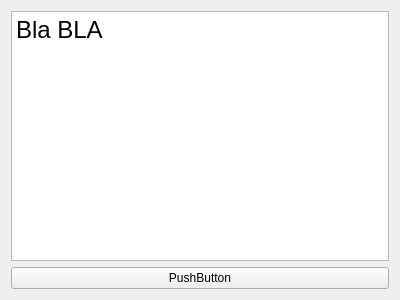
alishkaLala/good, file AnalyzerFoam/infoframe.ui: the form before one commit.
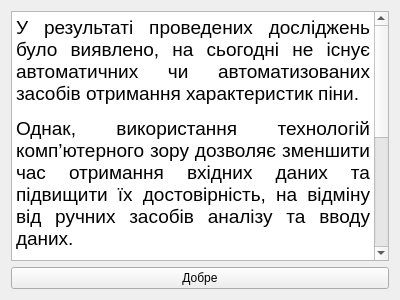
The form after the commit.

What changed in the file:
```diff
--- a/AnalyzerFoam/infoframe.ui
+++ b/AnalyzerFoam/infoframe.ui
@@ -21,14 +21,17 @@
 &lt;html&gt;&lt;head&gt;&lt;meta name=&quot;qrichtext&quot; content=&quot;1&quot; /&gt;&lt;style type=&quot;text/css&quot;&gt;
 p, li { white-space: pre-wrap; }
 &lt;/style&gt;&lt;/head&gt;&lt;body style=&quot; font-family:'MS Shell Dlg 2'; font-size:8.25pt; font-weight:400; font-style:normal;&quot;&gt;
-&lt;p style=&quot; margin-top:0px; margin-bottom:0px; margin-left:0px; margin-right:0px; -qt-block-indent:0; text-indent:0px;&quot;&gt;&lt;span style=&quot; font-size:18pt;&quot;&gt;Bla BLA &lt;/span&gt;&lt;/p&gt;&lt;/body&gt;&lt;/html&gt;</string>
+&lt;p align=&quot;justify&quot; style=&quot; margin-top:12px; margin-bottom:12px; margin-left:0px; margin-right:0px; -qt-block-indent:0; text-indent:0px;&quot;&gt;&lt;span style=&quot; font-size:14pt; color:#000000;&quot;&gt;У результаті проведених досліджень було виявлено, на сьогодні не існує автоматичних чи автоматизованих засобів отримання характеристик піни.&lt;/span&gt;&lt;span style=&quot; font-size:14pt;&quot;&gt; &lt;/span&gt;&lt;/p&gt;
+&lt;p align=&quot;justify&quot; style=&quot; margin-top:12px; margin-bottom:12px; margin-left:0px; margin-right:0px; -qt-block-indent:0; text-indent:0px;&quot;&gt;&lt;span style=&quot; font-size:14pt; color:#000000;&quot;&gt;Однак, використання технологій комп’ютерного зору дозволяє зменшити час отримання вхідних даних та підвищити їх достовірність, на відміну від ручних засобів аналізу та вводу даних.&lt;/span&gt;&lt;span style=&quot; font-size:14pt;&quot;&gt; &lt;/span&gt;&lt;/p&gt;
+&lt;p align=&quot;justify&quot; style=&quot; margin-top:12px; margin-bottom:12px; margin-left:0px; margin-right:0px; -qt-block-indent:0; text-indent:0px;&quot;&gt;&lt;span style=&quot; font-size:14pt; color:#000000;&quot;&gt;У результаті проведених досліджень було виявлено, на сьогодні не існує автоматичних чи автоматизованих засобів отримання характеристик піни.&lt;/span&gt;&lt;span style=&quot; font-size:8pt;&quot;&gt; &lt;/span&gt;&lt;/p&gt;
+&lt;p style=&quot; margin-top:12px; margin-bottom:12px; margin-left:0px; margin-right:0px; -qt-block-indent:0; text-indent:0px;&quot;&gt;&lt;span style=&quot; font-size:14pt; color:#000000;&quot;&gt;Використання технологій комп’ютерного зору дозволяє зменшити час отримання вхідних даних та підвищити їх достовірність, на відміну від ручних засобів аналізу та вводу даних.&lt;/span&gt;&lt;span style=&quot; font-size:8pt;&quot;&gt; &lt;/span&gt;&lt;/p&gt;&lt;/body&gt;&lt;/html&gt;</string>
      </property>
     </widget>
    </item>
    <item row="1" column="0">
     <widget class="QPushButton" name="pushButton">
      <property name="text">
-      <string>PushButton</string>
+      <string>Добре</string>
      </property>
     </widget>
    </item>
```
